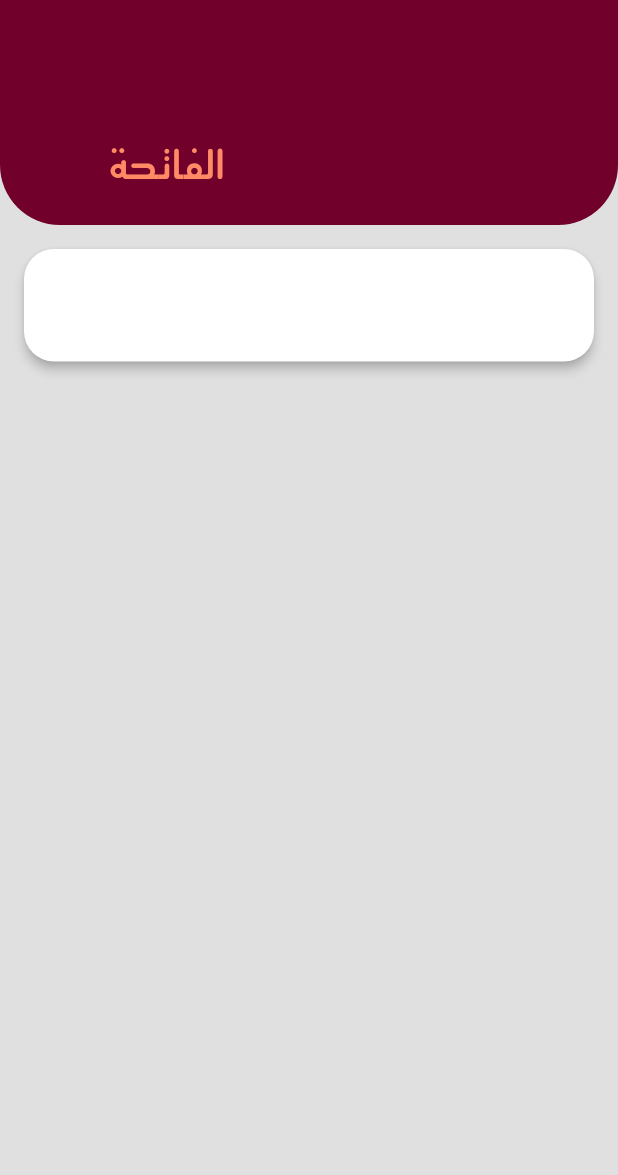
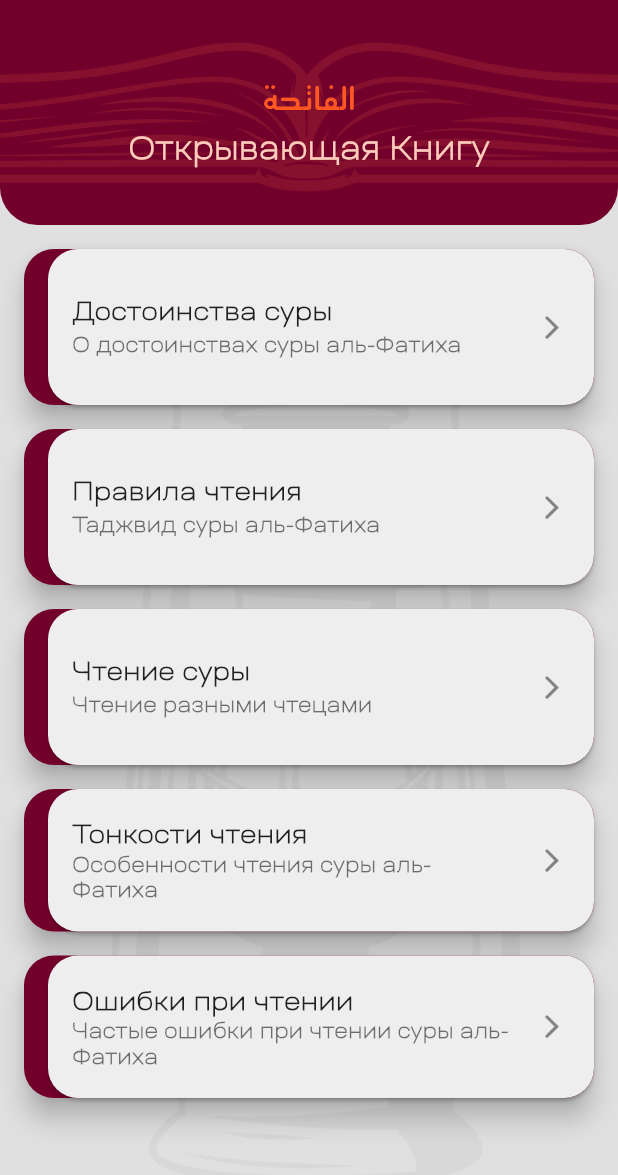
Before and after one commit to JMApps/project_fatiha, a Flutter app: the screen it shows after launch, on a phone screen of 412 x 824 dp. Shown: the top 1175 px of the screen. Run offline on Flutter 3.47's test engine with Material 2 defaults, Android fonts, the phone set to English and light mode, and no system bars.

Commit message:
Added design

```diff
--- a/lib/application/root_page.dart
+++ b/lib/application/root_page.dart
@@ -3,18 +3,16 @@ import 'package:project_fatiha/config/themes/app_themes.dart';
 import 'package:project_fatiha/modules/screens/main_page.dart';
 
 class RootPage extends StatelessWidget {
-  RootPage({Key? key}) : super(key: key);
-
-  final appThemes = AppThemes();
+  const RootPage({Key? key}) : super(key: key);
 
   @override
   Widget build(BuildContext context) {
     return MaterialApp(
       debugShowCheckedModeBanner: false,
       title: 'Фатиха',
-      theme: appThemes.lightTheme,
-      darkTheme: appThemes.darkTheme,
-      home: MainPage(),
+      theme: AppThemes().lightTheme,
+      darkTheme: AppThemes().darkTheme,
+      home: const MainPage(),
     );
   }
 }
--- a/lib/config/styles/custom_styles.dart
+++ b/lib/config/styles/custom_styles.dart
@@ -6,12 +6,21 @@ class CustomStyles {
   final mainPadding = const EdgeInsets.all(16);
   final mainMargin = const EdgeInsets.all(16);
 
+  final onlyBottomMargin = const EdgeInsets.only(bottom: 16);
+  final onlyLeftMargin = const EdgeInsets.only(left: 16);
+
   // Border Radius // Shape Radius
   final mainBorderRadius = const BorderRadius.all(Radius.circular(20));
   final mainShapeRadius = const RoundedRectangleBorder(borderRadius: BorderRadius.all(Radius.circular(20)));
 
   // Border Radius // Shape Radius
   final bottomBorderRadius = const BorderRadius.only(bottomLeft: Radius.circular(20), bottomRight: Radius.circular(20));
-  final bottomShapeRadius = const RoundedRectangleBorder(borderRadius: BorderRadius.only(bottomLeft: Radius.circular(40), bottomRight: Radius.circular(40)));
+  final bottomShapeRadius = const RoundedRectangleBorder(borderRadius: BorderRadius.only(bottomLeft: Radius.circular(25), bottomRight: Radius.circular(25)));
 
+  final mainTitleArabicStyle = TextStyle(fontFamily: 'Mothanna', color: Colors.deepOrange.shade500);
+  final mainTitleStyle = TextStyle(fontFamily: 'Ruberoid', fontWeight: FontWeight.bold, color: Colors.deepOrange.shade100);
+  final mainCardTitleTextStyle = const TextStyle(fontSize: 17, fontFamily: 'Ruberoid', fontWeight: FontWeight.bold);
+  final mainCardSubTitleTextStyle = const TextStyle(fontFamily: 'Ruberoid', color: Colors.black54, fontWeight: FontWeight.bold);
+  final appBarDecorationImage = const DecorationImage(image: AssetImage('assets/pictures/book_layout.png'), opacity: 0.15, fit: BoxFit.cover);
+  final mainPageDecorationImage = const DecorationImage(image: AssetImage('assets/pictures/lamp.png'), opacity: 0.05, fit: BoxFit.scaleDown);
 }
--- a/lib/config/themes/app_themes.dart
+++ b/lib/config/themes/app_themes.dart
@@ -32,4 +32,8 @@ extension ColorSchemeS on ColorScheme {
   Color get mainBackgroundColor => brightness == Brightness.light
       ? const Color(0xFFEEEEEE)
       : const Color(0xFF192226);
+
+  Color get mainFirstCardColor => brightness == Brightness.light
+      ? const Color(0xFF71002b)
+      : const Color(0xFF263238);
 }
--- a/lib/main.dart
+++ b/lib/main.dart
@@ -3,6 +3,6 @@ import 'package:project_fatiha/application/root_page.dart';
 
 void main() {
   runApp(
-    RootPage(),
+    const RootPage(),
   );
 }
--- a/lib/modules/screens/main_page.dart
+++ b/lib/modules/screens/main_page.dart
@@ -1,15 +1,13 @@
-import 'package:flutter/cupertino.dart';
 import 'package:flutter/material.dart';
-import 'package:flutter/rendering.dart';
 import 'package:project_fatiha/config/styles/custom_styles.dart';
+import 'package:project_fatiha/widgets/items/main_item.dart';
 
 class MainPage extends StatelessWidget {
-  MainPage({Key? key}) : super(key: key);
-
-  final customStyles = CustomStyles();
+  const MainPage({Key? key}) : super(key: key);
 
   @override
   Widget build(BuildContext context) {
+    final customStyles = CustomStyles();
     return Scaffold(
       appBar: PreferredSize(
         preferredSize: const Size(double.maxFinite, 150),
@@ -22,38 +20,45 @@ class MainPage extends StatelessWidget {
               primary: true,
               expandedHeight: 150,
               flexibleSpace: FlexibleSpaceBar(
+                background: Container(
+                  decoration: BoxDecoration(
+                    image: customStyles.appBarDecorationImage,
+                  ),
+                ),
                 collapseMode: CollapseMode.pin,
-                title: Text(
-                  'الفاتحة',
-                  style: TextStyle(
-                    fontFamily: 'Mothanna',
-                    color: Colors.deepOrange.shade300,
+                centerTitle: true,
+                title: ListTile(
+                  title: Text(
+                    'الفاتحة',
+                    style: customStyles.mainTitleArabicStyle,
+                    textDirection: TextDirection.rtl,
+                    textAlign: TextAlign.center,
                   ),
-                  textDirection: TextDirection.rtl,
+                  subtitle: Text(
+                    'Открывающая Книгу',
+                    style: customStyles.mainTitleStyle,
+                    textAlign: TextAlign.center,
+                  ),
                 ),
               ),
             ),
           ],
         ),
       ),
-      body: Column(
-        children: [
-          Card(
-            elevation: 3,
-            margin: customStyles.mainMargin,
-            shape: customStyles.mainShapeRadius,
-            child: SizedBox(
-              height: 75,
-              child: Row(
-                mainAxisAlignment: MainAxisAlignment.spaceEvenly,
-                crossAxisAlignment: CrossAxisAlignment.center,
-                children: [
-
-                ],
-              ),
-            ),
-          ),
-        ],
+      body: Container(
+        decoration: BoxDecoration(
+          image: customStyles.mainPageDecorationImage,
+        ),
+        child: ListView(
+          padding: customStyles.mainPadding,
+          children: const [
+            MainItem(cardTitle: 'Достоинства суры', cardTitleDescription: 'О достоинствах суры аль-Фатиха', routeName: 'page_about_surah'),
+            MainItem(cardTitle: 'Правила чтения', cardTitleDescription: 'Таджвид суры аль-Фатиха', routeName: 'page_tajweed_surah'),
+            MainItem(cardTitle: 'Чтение суры', cardTitleDescription: 'Чтение разными чтецами', routeName: 'page_write_surah'),
+            MainItem(cardTitle: 'Тонкости чтения', cardTitleDescription: 'Особенности чтения суры аль-Фатиха', routeName: 'page_read_errors'),
+            MainItem(cardTitle: 'Ошибки при чтении', cardTitleDescription: 'Частые ошибки при чтении суры аль-Фатиха', routeName: 'page_read_errors'),
+          ],
+        ),
       ),
     );
   }
--- a/lib/widgets/items/main_item.dart
+++ b/lib/widgets/items/main_item.dart
@@ -1,3 +1,4 @@
+import 'package:flutter/cupertino.dart';
 import 'package:flutter/material.dart';
 import 'package:project_fatiha/config/styles/custom_styles.dart';
 import 'package:project_fatiha/config/themes/app_themes.dart';
@@ -5,26 +6,45 @@ import 'package:project_fatiha/config/themes/app_themes.dart';
 class MainItem extends StatelessWidget {
   const MainItem({
     Key? key,
-    required this.currentIndex,
+    required this.cardTitle,
+    required this.cardTitleDescription,
+    required this.routeName,
   }) : super(key: key);
 
-  final int currentIndex;
+  final String cardTitle;
+  final String cardTitleDescription;
+  final String routeName;
 
   @override
   Widget build(BuildContext context) {
     final customStyles = CustomStyles();
     return Card(
-      elevation: 1,
-      color: Theme.of(context).colorScheme.mainBackgroundColor,
-      child: Container(
-        width: double.infinity,
-        height: 75,
-        padding: customStyles.mainPadding,
-        decoration: BoxDecoration(
-        ),
-        child: Text(
-          'Yes $currentIndex',
-          textAlign: TextAlign.center,
+      margin: customStyles.onlyBottomMargin,
+      elevation: 7.5,
+      color: Theme.of(context).colorScheme.mainFirstCardColor,
+      shape: customStyles.mainShapeRadius,
+      child: Card(
+        margin: customStyles.onlyLeftMargin,
+        color: Theme.of(context).colorScheme.mainBackgroundColor,
+        shape: customStyles.mainShapeRadius,
+        child: InkWell(
+          borderRadius: customStyles.mainBorderRadius,
+          child: ListTile(
+            contentPadding: customStyles.mainPadding,
+            title: Text(
+              cardTitle,
+              style: customStyles.mainCardTitleTextStyle,
+              textAlign: TextAlign.start,
+            ),
+            subtitle: Text(
+              cardTitleDescription,
+              style: customStyles.mainCardSubTitleTextStyle,
+            ),
+            trailing: const Icon(
+              CupertinoIcons.forward,
+            ),
+          ),
+          onTap: () {},
         ),
       ),
     );
--- a/pubspec.yaml
+++ b/pubspec.yaml
@@ -26,7 +26,11 @@ flutter:
 
   assets:
     - assets/fonts/
+    - assets/pictures/
   fonts:
     - family: Mothanna
       fonts:
         - asset: assets/fonts/mothanna.ttf
+    - family: Ruberoid
+      fonts:
+        - asset: assets/fonts/ruberoid.ttf
```
Also changed, not shown: assets/fonts/italiana.ttf (added), assets/fonts/ruberoid.ttf (added), assets/pictures/book_layout.png (added), assets/pictures/lamp.png (added).
